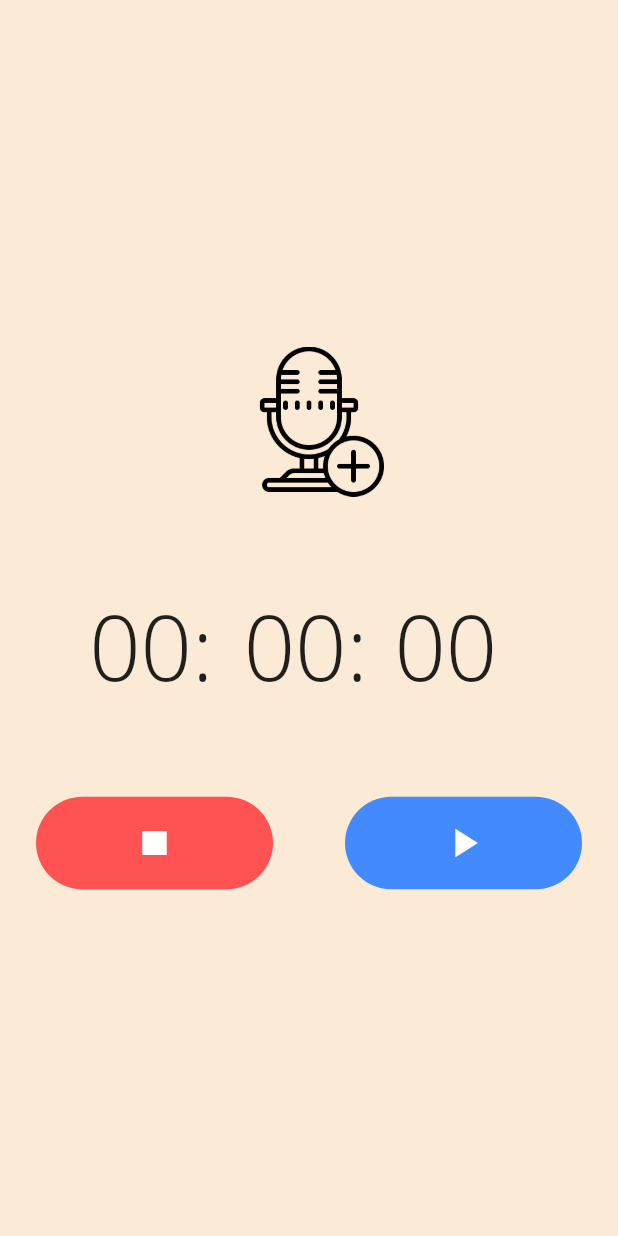
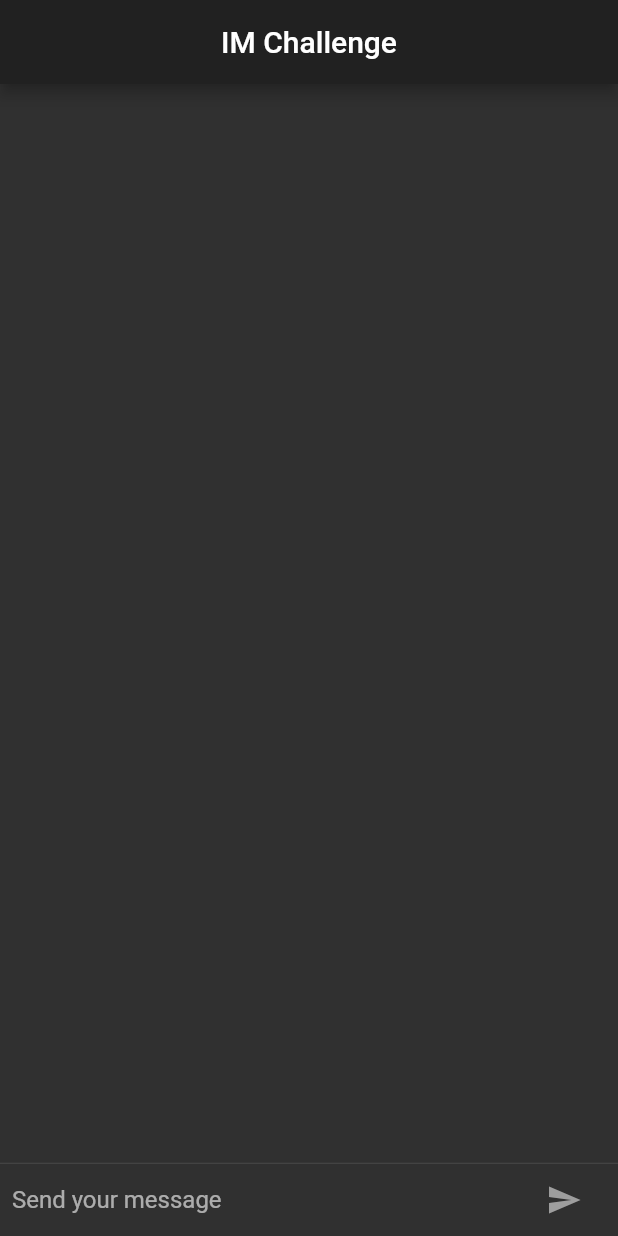
Before and after one commit to OpenFlutter/Flutter-Notebook, a Flutter app: the screen it shows after launch, on a phone screen of 412 x 824 dp. Run offline on Flutter 3.47's test engine with Material 2 defaults, Android fonts, the phone set to English and light mode, and no system bars; our stand-ins replace cached_network_image, flutter_redux, flutter_spinkit, intro_slider, redux, rxdart; missing offline and left inert: intro_views_flutter, multi_image_picker, pinch_zoom_image, random_pk; generated files the repository leaves out were written again; Roboto replaces fonts that are missing (Open Sans).

Commit message:
flutter challedge 新增IM聊天界面

```diff
--- a/mecury_project/example/animation_challenge/lib/main.dart
+++ b/mecury_project/example/animation_challenge/lib/main.dart
@@ -3,9 +3,10 @@
  * 请通过切换home注释查看
  */
 import 'package:flutter/material.dart';
-import 'animation_demo/hero_demo.dart';
-import 'animation_demo/hide_bottom_bar.dart';
-import 'animation_demo/audio_screen.dart';
+import 'screens/hero_demo.dart';
+import 'screens/hide_bottom_bar.dart';
+import 'screens/audio_screen.dart';
+import 'screens/im_demo.dart';
 
 void main() => runApp(new MyApp());
 
@@ -14,10 +15,11 @@ class MyApp extends StatelessWidget {
   Widget build(BuildContext context) {
     return new MaterialApp(
       title: 'Flutter Demo',
-      theme: new ThemeData.light(),
+      theme: new ThemeData.dark(),
 //      home: HeroDemo(),
 //      home: HideBottomBarDemo(),
-        home: AudioScreen(),
+//      home: AudioScreen(),
+        home: ImScreen(),
     );
   }
 }
--- /dev/null
+++ b/mecury_project/example/animation_challenge/lib/screens/im_demo.dart
@@ -0,0 +1,153 @@
+import 'dart:async';
+
+import 'package:flutter/material.dart';
+
+class ImScreen extends StatefulWidget {
+  @override
+  _ImScreenState createState() => _ImScreenState();
+}
+
+class _ImScreenState extends State<ImScreen> {
+  StreamController _messageController;
+  TextEditingController _textController;
+  List _myMessages;
+  final _myName = "Vadaski";
+
+  @override
+  void initState() {
+    // TODO: implement initState
+    super.initState();
+    _messageController = StreamController();
+    _textController = TextEditingController();
+    _myMessages = List();
+  }
+
+  @override
+  void dispose() {
+    _textController.dispose();
+    _messageController.close();
+    super.dispose();
+  }
+
+  @override
+  Widget build(BuildContext context) {
+    return Scaffold(
+      appBar: AppBar(
+        title: Text('IM Challenge'),
+        centerTitle: true,
+      ),
+      body: SafeArea(
+        child: Column(
+          children: <Widget>[
+            Flexible(
+                child: ListView.builder(
+                    reverse: true,
+                    itemCount: _myMessages.length,
+                    itemBuilder: (context, index) {
+                      return _buildMessageWidget(_myMessages[index], context);
+                    })),
+            Divider(
+              height: 1.0,
+            ),
+            _buildInputWidget(context),
+          ],
+        ),
+      ),
+    );
+  }
+
+  Widget _buildInputWidget(BuildContext context) {
+    return SizedBox(
+      child: Padding(
+        padding: const EdgeInsets.only(left: 8.0, right: 8.0),
+        child: Row(
+          children: <Widget>[
+            Flexible(
+                child: TextField(
+              decoration:
+                  InputDecoration.collapsed(hintText: "Send your message"),
+              controller: _textController,
+              onChanged: onMessageChanged,
+              onSubmitted: onMessageSubmit,
+            )),
+            Container(
+              margin: const EdgeInsets.symmetric(horizontal: 4.0),
+              child: StreamBuilder(
+                initialData: "",
+                stream: _messageController.stream,
+                builder: (context, snapshot) {
+                  return IconButton(
+                    icon: Icon(
+                      Icons.send,
+                      color: snapshot.data == ""
+                          ? Colors.grey
+                          : Theme.of(context).accentColor,
+                    ),
+                    onPressed: () => onMessageSubmit(_textController.text),
+                  );
+                },
+              ),
+            )
+          ],
+        ),
+      ),
+    );
+  }
+
+  Widget _buildMessageWidget(String text, BuildContext context) {
+    return Container(
+      margin: const EdgeInsets.symmetric(vertical: 10.0),
+      width: MediaQuery.of(context).size.width / 2,
+      child: Row(
+        crossAxisAlignment: CrossAxisAlignment.start,
+        children: <Widget>[
+          SizedBox(
+            width: MediaQuery.of(context).size.width / 4,
+          ),
+          Expanded(
+            child: Column(
+              crossAxisAlignment: CrossAxisAlignment.end,
+              children: <Widget>[
+                Text(_myName, style: Theme.of(context).textTheme.subhead),
+                Container(
+                  decoration: BoxDecoration(
+                      borderRadius: BorderRadius.circular(12.0),
+                      color: Colors.blue.withOpacity(0.2)),
+                  margin: const EdgeInsets.only(top: 5.0),
+                  child: Padding(
+                    padding: const EdgeInsets.all(8.0),
+                    child: Text(
+                      text,
+                      overflow: TextOverflow.fade,
+                      softWrap: true,
+                    ),
+                  ),
+                )
+              ],
+            ),
+          ),
+          Container(
+            margin: const EdgeInsets.only(right: 16.0, left: 8.0),
+            child: CircleAvatar(
+              child: Text(_myName[0]),
+            ),
+          ),
+        ],
+      ),
+    );
+  }
+
+  onMessageChanged(String message) {
+    _messageController.sink.add(message);
+  }
+
+  onMessageSubmit(String message) {
+    _textController.clear();
+    if (message != "") {
+      setState(() {
+        _myMessages.insert(0, message);
+      });
+    }
+    onMessageChanged("");
+  }
+}
```
Also changed, not shown: mecury_project/example/animation_challenge/lib/screens/audio_screen.dart (renamed from mecury_project/example/animation_challenge/lib/animation_demo/audio_screen.dart), mecury_project/example/animation_challenge/lib/screens/hero_demo.dart (renamed from mecury_project/example/animation_challenge/lib/animation_demo/hero_demo.dart), mecury_project/example/animation_challenge/lib/screens/hide_bottom_bar.dart (renamed from mecury_project/example/animation_challenge/lib/animation_demo/hide_bottom_bar.dart).
